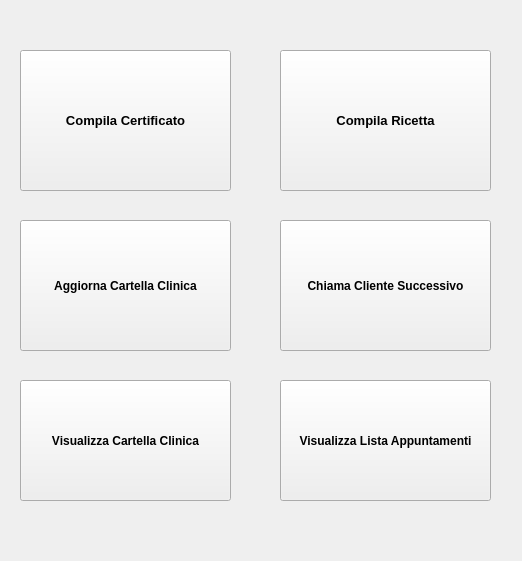
First picture: the form in GUI/Menu Dottore.ui, repository S1098357/ClinicaAlpha, before the edit.
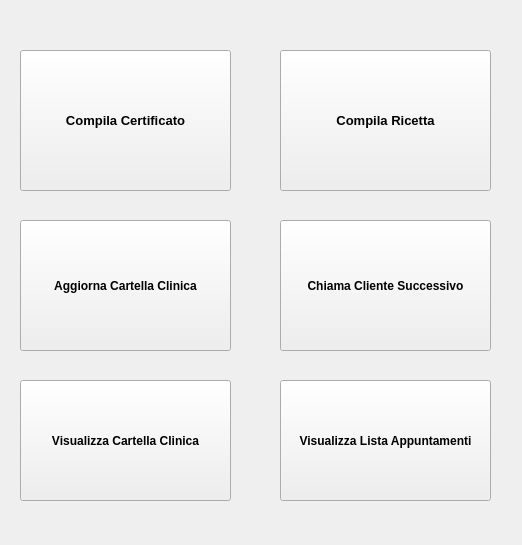
Second picture: the form after the edit.

```diff
--- a/GUI/Menu Dottore.ui
+++ b/GUI/Menu Dottore.ui
@@ -7,7 +7,7 @@
     <x>0</x>
     <y>0</y>
     <width>522</width>
-    <height>561</height>
+    <height>545</height>
    </rect>
   </property>
   <property name="windowTitle">
```
Left out of the diff: 18 changed lines with no effect on the pictures.
